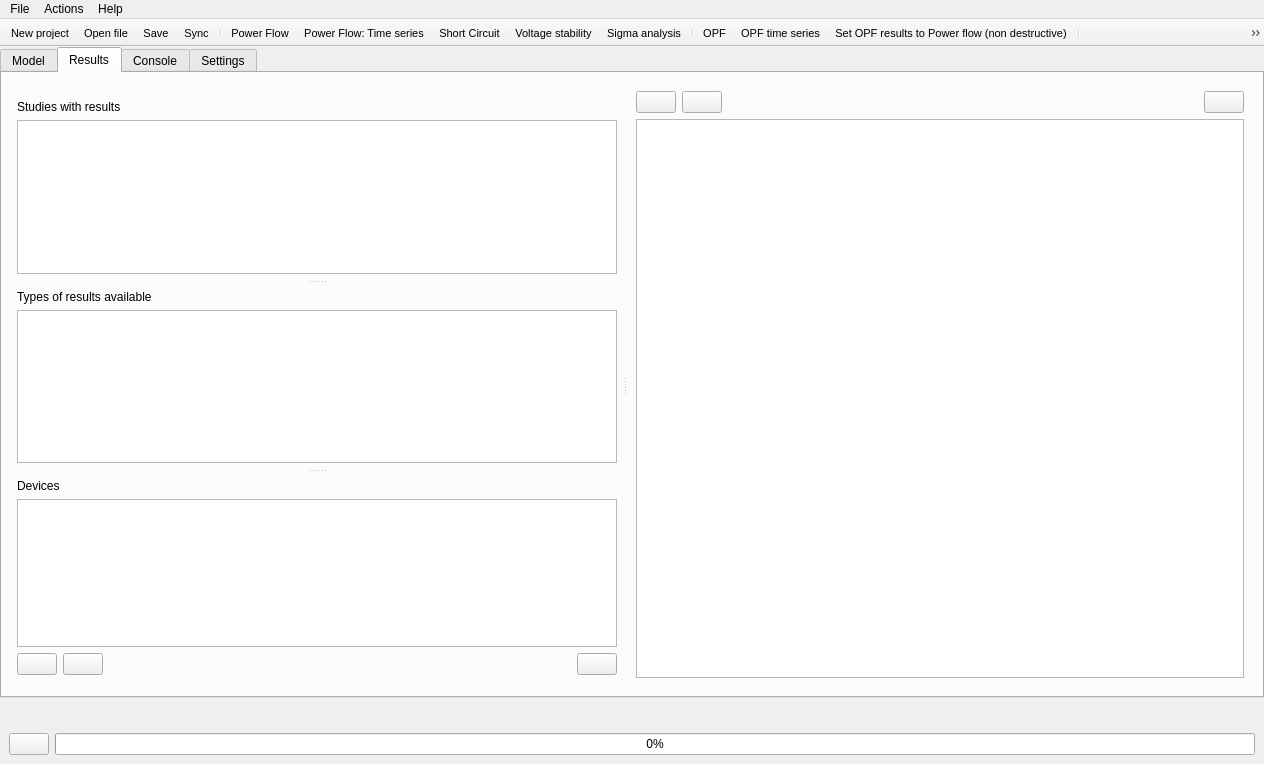
The window that src/GridCal/Gui/Main/MainWindow.ui (SanPen/GridCal) describes before a commit, drawn with Qt 5.
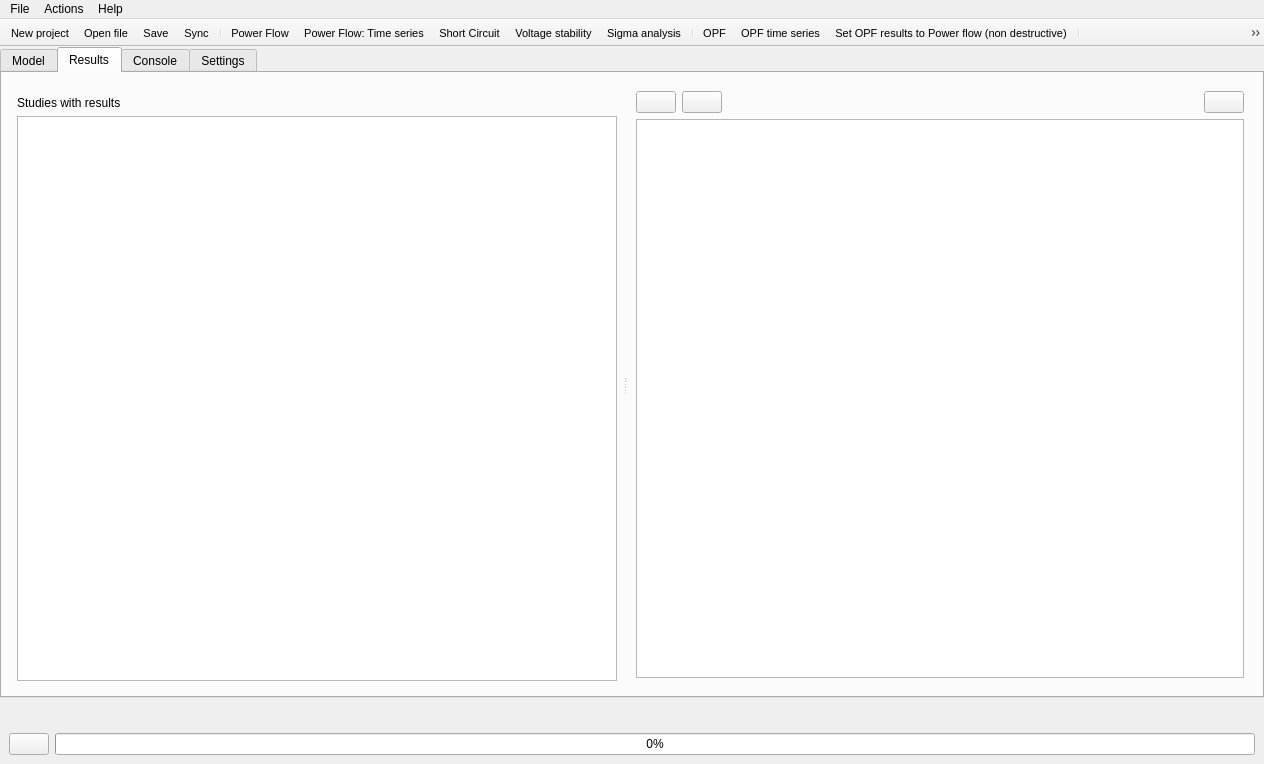
The same window after the commit. The open tabs and pages were chosen to show the change. Icons and pictures are not drawn.

The edit to the form file:
```diff
--- a/src/GridCal/Gui/Main/MainWindow.ui
+++ b/src/GridCal/Gui/Main/MainWindow.ui
@@ -1433,16 +1433,12 @@
        <attribute name="title">
         <string>Results</string>
        </attribute>
-       <layout class="QVBoxLayout" name="verticalLayout_27">
+       <layout class="QVBoxLayout" name="verticalLayout_13">
         <item>
          <widget class="QSplitter" name="results_splitter">
           <property name="orientation">
            <enum>Qt::Horizontal</enum>
           </property>
-          <widget class="QSplitter" name="splitter_3">
-           <property name="orientation">
-            <enum>Qt::Vertical</enum>
-           </property>
            <widget class="QFrame" name="frame_16">
             <property name="frameShape">
              <enum>QFrame::NoFrame</enum>
@@ -1455,7 +1451,7 @@
               <number>6</number>
              </property>
              <property name="topMargin">
-              <number>18</number>
+             <number>14</number>
              </property>
              <property name="rightMargin">
               <number>6</number>
@@ -1471,134 +1467,13 @@
               </widget>
              </item>
              <item>
-              <widget class="QListView" name="result_listView"/>
-             </item>
-            </layout>
-           </widget>
-           <widget class="QSplitter" name="splitter_2">
-            <property name="orientation">
-             <enum>Qt::Vertical</enum>
-            </property>
-            <widget class="QFrame" name="frame_17">
-             <property name="frameShape">
-              <enum>QFrame::NoFrame</enum>
-             </property>
-             <property name="frameShadow">
-              <enum>QFrame::Raised</enum>
-             </property>
-             <layout class="QVBoxLayout" name="verticalLayout_13">
-              <property name="leftMargin">
-               <number>6</number>
-              </property>
-              <property name="topMargin">
-               <number>6</number>
-              </property>
-              <property name="rightMargin">
-               <number>6</number>
-              </property>
-              <property name="bottomMargin">
-               <number>6</number>
-              </property>
-              <item>
-               <widget class="QLabel" name="label_7">
-                <property name="text">
-                 <string>Types of results available</string>
-                </property>
-               </widget>
-              </item>
-              <item>
-               <widget class="QListView" name="result_type_listView"/>
-              </item>
-             </layout>
-            </widget>
-            <widget class="QFrame" name="frame_9">
-             <property name="frameShape">
-              <enum>QFrame::NoFrame</enum>
-             </property>
-             <property name="frameShadow">
-              <enum>QFrame::Raised</enum>
-             </property>
-             <layout class="QGridLayout" name="gridLayout">
-              <property name="leftMargin">
-               <number>6</number>
-              </property>
-              <property name="topMargin">
-               <number>6</number>
-              </property>
-              <property name="rightMargin">
-               <number>6</number>
-              </property>
-              <property name="bottomMargin">
-               <number>12</number>
-              </property>
-              <item row="2" column="0">
-               <widget class="QPushButton" name="select_none_pushButton">
-                <property name="toolTip">
-                 <string>Select none</string>
-                </property>
-                <property name="text">
-                 <string/>
-                </property>
-                <property name="icon">
-                 <iconset resource="icons.qrc">
-                  <normaloff>:/Icons/icons/uncheck_all.svg</normaloff>:/Icons/icons/uncheck_all.svg</iconset>
-                </property>
-               </widget>
-              </item>
-              <item row="2" column="1">
-               <widget class="QPushButton" name="select_all_pushButton">
-                <property name="toolTip">
-                 <string>Select all</string>
-                </property>
-                <property name="text">
-                 <string/>
-                </property>
-                <property name="icon">
-                 <iconset resource="icons.qrc">
-                  <normaloff>:/Icons/icons/check_all.svg</normaloff>:/Icons/icons/check_all.svg</iconset>
-                </property>
-               </widget>
-              </item>
-              <item row="2" column="3">
-               <widget class="QPushButton" name="plot_pushButton">
-                <property name="toolTip">
-                 <string>Plot selection</string>
-                </property>
-                <property name="text">
-                 <string/>
-                </property>
-                <property name="icon">
-                 <iconset resource="icons.qrc">
-                  <normaloff>:/Icons/icons/run_cascade_step.svg</normaloff>:/Icons/icons/run_cascade_step.svg</iconset>
-                </property>
-               </widget>
-              </item>
-              <item row="2" column="2">
-               <spacer name="horizontalSpacer_9">
-                <property name="orientation">
-                 <enum>Qt::Horizontal</enum>
-                </property>
-                <property name="sizeHint" stdset="0">
-                 <size>
-                  <width>40</width>
-                  <height>20</height>
-                 </size>
-                </property>
-               </spacer>
-              </item>
-              <item row="1" column="0" colspan="4">
-               <widget class="QListView" name="result_element_selection_listView"/>
-              </item>
-              <item row="0" column="0" colspan="4">
-               <widget class="QLabel" name="label_15">
-                <property name="text">
-                 <string>Devices</string>
-                </property>
-               </widget>
-              </item>
-             </layout>
-            </widget>
-           </widget>
+             <widget class="QTreeView" name="results_treeView">
+              <property name="animated">
+               <bool>true</bool>
+              </property>
+             </widget>
+            </item>
+           </layout>
           </widget>
           <widget class="QFrame" name="frame_5">
            <property name="frameShape">
```
Lines whose indentation alone changed are shown as unchanged.
